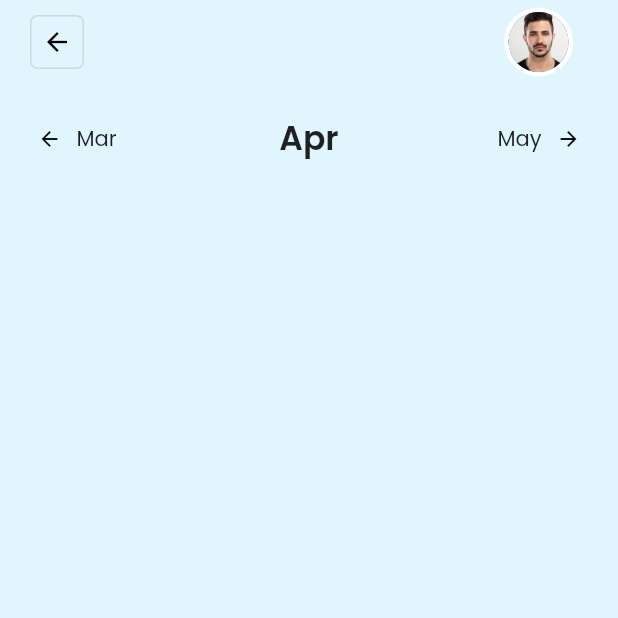
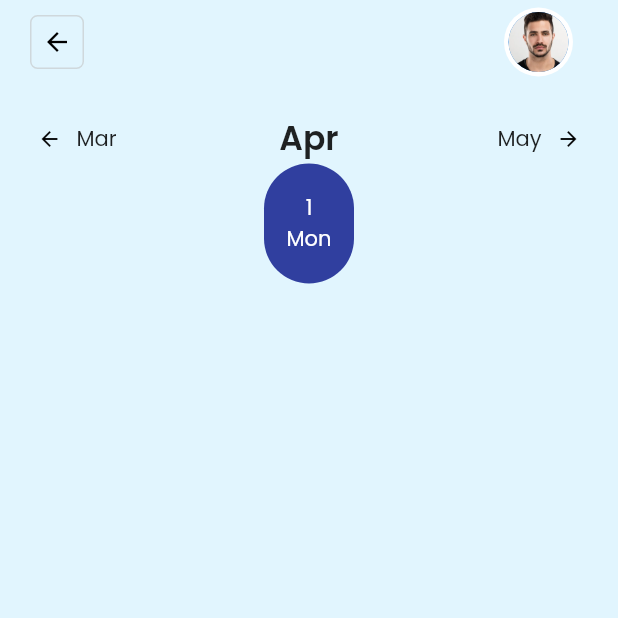
Before and after one commit to farhan-syah/flutter-training-18-Jul, a Flutter app: the SummaryScreen screen opened directly, on a phone screen of 412 x 824 dp, the top half of it. Run offline on Flutter 3.47's test engine with Material 2 defaults, Android fonts, the phone set to English and light mode, and no system bars.

Commit message:
Create Date Slider Screen

```diff
--- a/lib/summary.screen.dart
+++ b/lib/summary.screen.dart
@@ -1,4 +1,5 @@
 import 'package:flutter/material.dart';
+import 'package:training_18_jul/widgets/date-slider.widget.dart';
 import 'package:training_18_jul/widgets/image-container.widget.dart';
 import 'package:training_18_jul/widgets/month-slider.widget.dart';
 
@@ -49,6 +50,7 @@ class SummaryScreen extends StatelessWidget {
         child: Column(
           children: const [
             MonthSlider(),
+            DateSlider(),
           ],
         ),
       ),
--- /dev/null
+++ b/lib/widgets/date-slider.widget.dart
@@ -0,0 +1,50 @@
+// ignore_for_file: public_member_api_docs, sort_constructors_first
+import 'package:flutter/material.dart';
+
+class DateSlider extends StatelessWidget {
+  const DateSlider({Key? key}) : super(key: key);
+
+  @override
+  Widget build(BuildContext context) {
+    return _CustomContainer(
+      date: 1,
+    );
+  }
+}
+
+class _CustomContainer extends StatelessWidget {
+  final int date;
+
+  _CustomContainer({
+    Key? key,
+    required this.date,
+  }) : super(key: key);
+
+  final Color textColor = Colors.white;
+  final Color bgColor = Colors.indigo.shade700;
+
+  @override
+  Widget build(BuildContext context) {
+    return Container(
+      width: 60,
+      height: 80,
+      decoration: BoxDecoration(
+        color: bgColor,
+        borderRadius: BorderRadius.circular(30),
+      ),
+      child: Column(
+        mainAxisAlignment: MainAxisAlignment.center,
+        children: [
+          Text(
+            '$date',
+            style: TextStyle(color: textColor),
+          ),
+          Text(
+            'Mon',
+            style: TextStyle(color: textColor),
+          ),
+        ],
+      ),
+    );
+  }
+}
```
